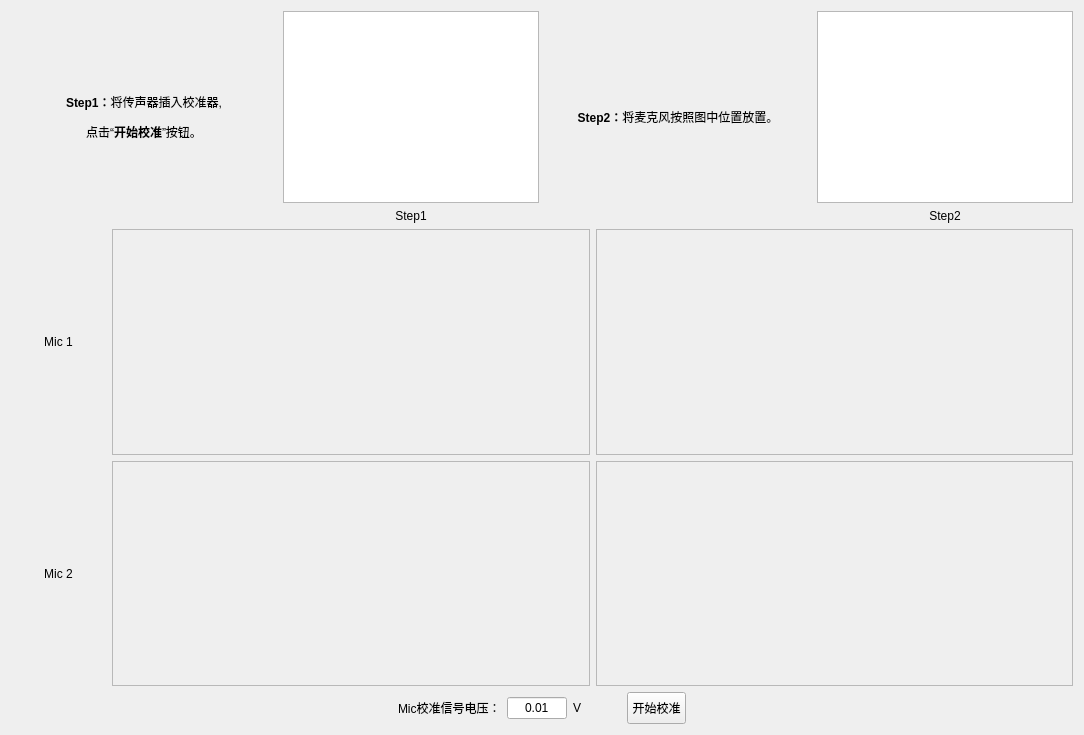
Before: the Qt Designer form resources/ui/mic_adjust.ui in zhouyichen01/HoleMembraneTest, drawn with Qt 5.
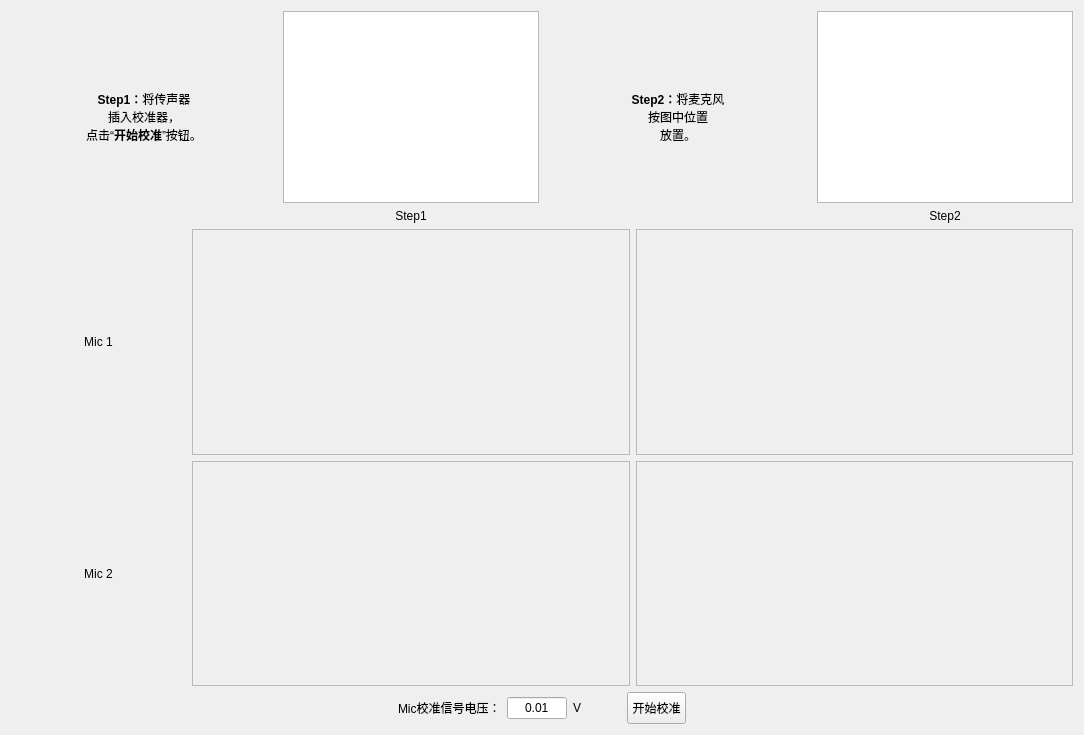
After: the same form once the commit is applied.

```diff
--- a/resources/ui/mic_adjust.ui
+++ b/resources/ui/mic_adjust.ui
@@ -19,13 +19,13 @@
      <item>
       <widget class="QLabel" name="label_5">
        <property name="sizePolicy">
-        <sizepolicy hsizetype="Preferred" vsizetype="Fixed">
+        <sizepolicy hsizetype="Preferred" vsizetype="Preferred">
          <horstretch>0</horstretch>
          <verstretch>0</verstretch>
         </sizepolicy>
        </property>
        <property name="text">
-        <string>&lt;html&gt;&lt;head/&gt;&lt;body&gt;&lt;p&gt;&lt;span style=&quot; font-weight:600;&quot;&gt;Step1：&lt;/span&gt;将传声器插入校准器,&lt;/p&gt;&lt;p&gt;点击“&lt;span style=&quot; font-weight:600;&quot;&gt;开始校准&lt;/span&gt;”按钮。&lt;/p&gt;&lt;/body&gt;&lt;/html&gt;</string>
+        <string>&lt;html&gt;&lt;head/&gt;&lt;body&gt;&lt;span style=&quot; font-weight:600;&quot;&gt;Step1：&lt;/span&gt;将传声器&lt;br/&gt;插入校准器，&lt;br/&gt;点击“&lt;span style=&quot; font-weight:600;&quot;&gt;开始校准&lt;/span&gt;”按钮。&lt;/body&gt;&lt;/html&gt;</string>
        </property>
        <property name="alignment">
         <set>Qt::AlignCenter</set>
@@ -72,13 +72,13 @@
      <item>
       <widget class="QLabel" name="label_6">
        <property name="sizePolicy">
-        <sizepolicy hsizetype="Preferred" vsizetype="Fixed">
+        <sizepolicy hsizetype="Preferred" vsizetype="Preferred">
          <horstretch>0</horstretch>
          <verstretch>0</verstretch>
         </sizepolicy>
        </property>
        <property name="text">
-        <string>&lt;html&gt;&lt;head/&gt;&lt;body&gt;&lt;p&gt;&lt;span style=&quot; font-weight:600;&quot;&gt;Step2：&lt;/span&gt;将麦克风按照图中位置放置。&lt;/p&gt;&lt;/body&gt;&lt;/html&gt;</string>
+        <string>&lt;html&gt;&lt;head/&gt;&lt;body&gt;&lt;span style=&quot; font-weight:600;&quot;&gt;Step2：&lt;/span&gt;将麦克风&lt;br/&gt;按图中位置&lt;br/&gt;放置。&lt;/body&gt;&lt;/html&gt;</string>
        </property>
        <property name="alignment">
         <set>Qt::AlignCenter</set>
@@ -125,7 +125,7 @@
     </layout>
    </item>
    <item>
-    <layout class="QHBoxLayout" name="horizontalLayout_5" stretch="1,5,5">
+    <layout class="QHBoxLayout" name="horizontalLayout_5" stretch="2,5,5">
      <item>
       <layout class="QVBoxLayout" name="verticalLayout_3">
        <item>
@@ -163,7 +163,7 @@
     </layout>
    </item>
    <item>
-    <layout class="QHBoxLayout" name="horizontalLayout_6" stretch="1,5,5">
+    <layout class="QHBoxLayout" name="horizontalLayout_6" stretch="2,5,5">
      <item>
       <layout class="QVBoxLayout" name="verticalLayout_4">
        <item>
```
